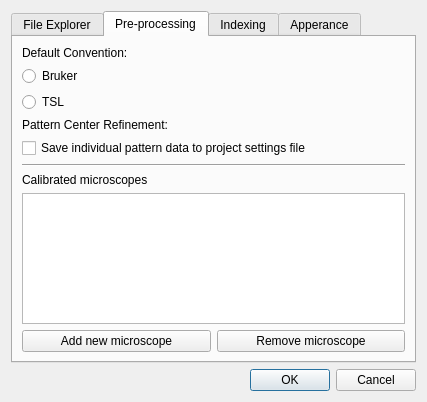
The window that ui/advanced_settings.ui (EBSP-Indexer/EBSP-Indexer) describes before a commit, drawn with Qt 5.
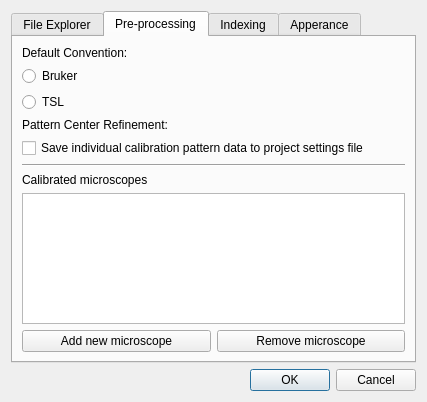
The same window after the commit. The open tabs and pages were chosen to show the change.

```diff
--- a/ui/advanced_settings.ui
+++ b/ui/advanced_settings.ui
@@ -218,7 +218,7 @@
           <enum>Qt::NoFocus</enum>
          </property>
          <property name="text">
-          <string>Save individual pattern data to project settings file </string>
+          <string>Save individual calibration pattern data to project settings file </string>
          </property>
         </widget>
        </item>
```
